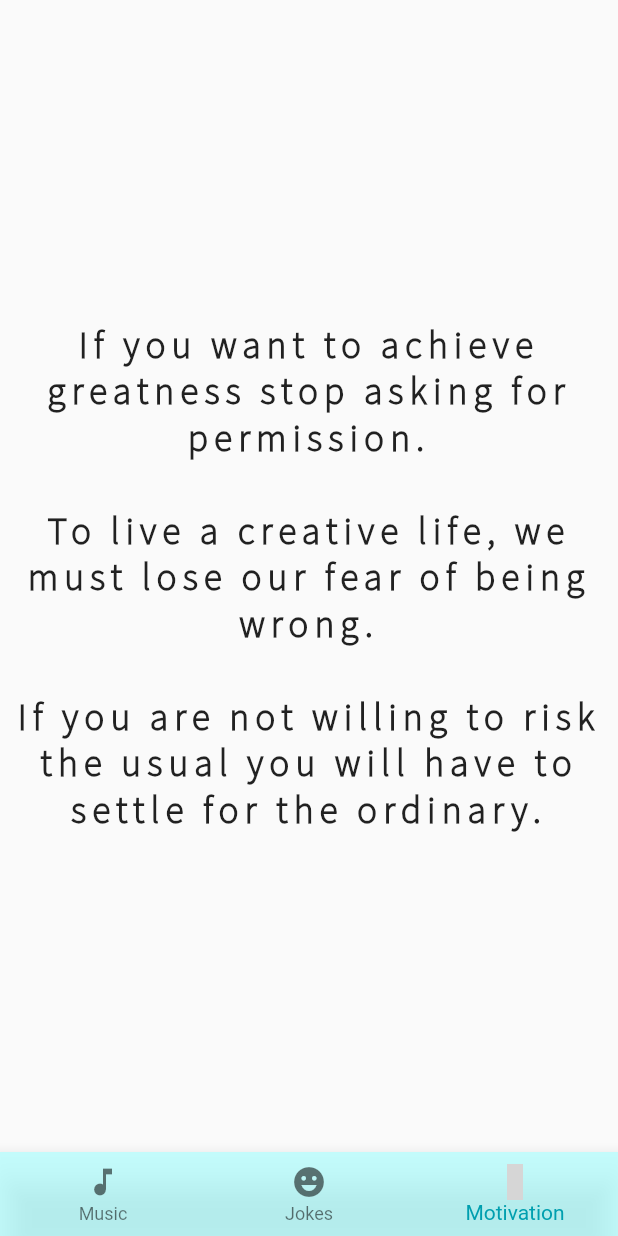
After one commit to rktejesh/Fluttadex, a Flutter app: the BottomNavigationBarImplementation screen opened directly, item 3 of the bottom bar chosen, on a phone screen of 412 x 824 dp. The commit adds this screen. Run offline on Flutter 3.47's test engine with Material 2 defaults, Android fonts, the phone set to English and light mode, and no system bars; our stand-ins replace material_design_icons_flutter; missing offline and left inert: dart:ffi, fab_circular_menu; grey boxes are pictures that could not be loaded.

Commit message:
added bottom navigation bar

```diff
--- /dev/null
+++ b/lib/routes/BottomNavigationBar.dart
@@ -0,0 +1,94 @@
+import 'package:flutter/material.dart';
+import 'package:material_design_icons_flutter/material_design_icons_flutter.dart';
+
+class BottomNavigationBarImplementation extends StatefulWidget{
+  const BottomNavigationBarImplementation({Key? key}) : super(key: key);
+
+  @override
+  State<BottomNavigationBarImplementation> createState() => _BottomNavigationBarImplementationState();
+}
+
+class _BottomNavigationBarImplementationState extends State<BottomNavigationBarImplementation> {
+  int stateIndex=0;
+  void _onItemTapped(int index) {
+    setState(() {
+      stateIndex = index;
+    });
+  }
+  Text bodyMessage(int index){
+    switch(index){
+      case 0:{
+        return const Text(
+            "Some music which I like\nBeautiful by Bazzi\nVibrations by Mae Ji-Yoon\nBlack Sheep by Metric\nAankhein by Vilen",
+            style: TextStyle(fontFamily: "SansPro",letterSpacing: 4,fontWeight: FontWeight.bold,fontSize: 25),
+            textAlign: TextAlign.center,
+        );
+      }
+      break;
+      case 1:{
+        return const Text(
+              "Two bytes meet.  The first byte asks, \"Are you ill?\"\nThe second byte replies,\"No, just feeling a bit off.\"\n\nThere are only 10 kinds of people in this world: those who know binary and those who don’t.\n\nThere are three kinds of lies: Lies, damned lies, and benchmarks.\n\nAll programmers are playwrights, and all computers are lousy actors.",
+              style: TextStyle(fontFamily: "SansPro",letterSpacing: 4,fontWeight: FontWeight.bold,fontSize: 25),
+              textAlign: TextAlign.center,
+              );
+      }
+      break;
+      case 2:{
+        return const Text(
+          "If you want to achieve greatness stop asking for permission.\n\nTo live a creative life, we must lose our fear of being wrong.\n\nIf you are not willing to risk the usual you will have to settle for the ordinary.",
+          style: TextStyle(fontFamily: "SansPro",letterSpacing: 4,fontWeight: FontWeight.bold,fontSize: 25),
+          textAlign: TextAlign.center,
+        );
+      }
+      break;
+    }
+    return const Text("");
+  }
+  @override
+  Widget build(BuildContext context) {
+    const TextStyle optionStyle = TextStyle(fontSize: 30, fontWeight: FontWeight.bold, fontFamily: 'SansPro');
+
+    return Scaffold(
+      body: Center(
+          child:bodyMessage(stateIndex)
+      ),
+      bottomNavigationBar: BottomNavigationBar(items: const <BottomNavigationBarItem>[
+      BottomNavigationBarItem(
+        icon: Icon(Icons.music_note),
+        label: 'Music',
+      ),
+        BottomNavigationBarItem(
+          icon: Icon(Icons.emoji_emotions),
+          label: 'Jokes',
+        ),
+        BottomNavigationBarItem(
+          icon: Icon(MdiIcons.alphaMBox),
+          label: 'Motivation',
+        ),
+      ],
+        backgroundColor: const Color(0xBFb4ffff),
+        selectedItemColor:const Color(0xFF009faf) ,
+        onTap: _onItemTapped,
+        currentIndex: stateIndex,
+      ),
+    );
+    throw UnimplementedError();
+  }
+}
+class BottomNavigationBarDescription extends StatelessWidget{
+  const BottomNavigationBarDescription({Key? key}) : super(key: key);
+
+  @override
+  Widget build(BuildContext context) {
+    // TODO: implement build
+    return const Scaffold(
+      body: Center(
+        child:Text("A material widget that's displayed at the bottom of an app for selecting among a small number of views, typically between three and five.The bottom navigation bar consists of multiple items in the form of text labels, icons, or both, laid out on top of a piece of material. It provides quick navigation between the top-level views of an app.",
+          style: TextStyle(fontFamily: "SansPro",letterSpacing: 4,fontWeight: FontWeight.bold,fontSize: 25),
+      textAlign: TextAlign.center,
+    ),)
+    );
+    throw UnimplementedError();
+  }
+
+}
--- a/lib/widget_list.dart
+++ b/lib/widget_list.dart
@@ -3,6 +3,7 @@ import 'dart:ffi';
 import 'package:flutter/material.dart';
 import 'package:flutterista/models/widget_model.dart';
 import 'package:flutterista/models/widget_window.dart';
+import 'package:flutterista/routes/BottomNavigationBar.dart';
 import 'package:flutterista/routes/appBar.dart';
 import 'package:flutterista/routes/column.dart';
 import 'package:flutterista/routes/floatingActionButton.dart';
@@ -69,6 +70,12 @@ class _ListBuilderState extends State<ListBuilder> {
         description: IconDescription(),
         link: "https://api.flutter.dev/flutter/widgets/Icon-class.html",
       ),
+      WidgetModel(
+          name: "BottomNavigationBar",
+          link: "https://api.flutter.dev/flutter/material/BottomNavigationBar-class.html",
+          implementation: BottomNavigationBarImplementation(),
+          description: BottomNavigationBarDescription()
+      )
     ];
 
     return ListView(
```
Also changed, not shown: pubspec.yaml (+6 -12 lines), fonts/SourceSansPro-Light.ttf (added), pubspec.lock.
